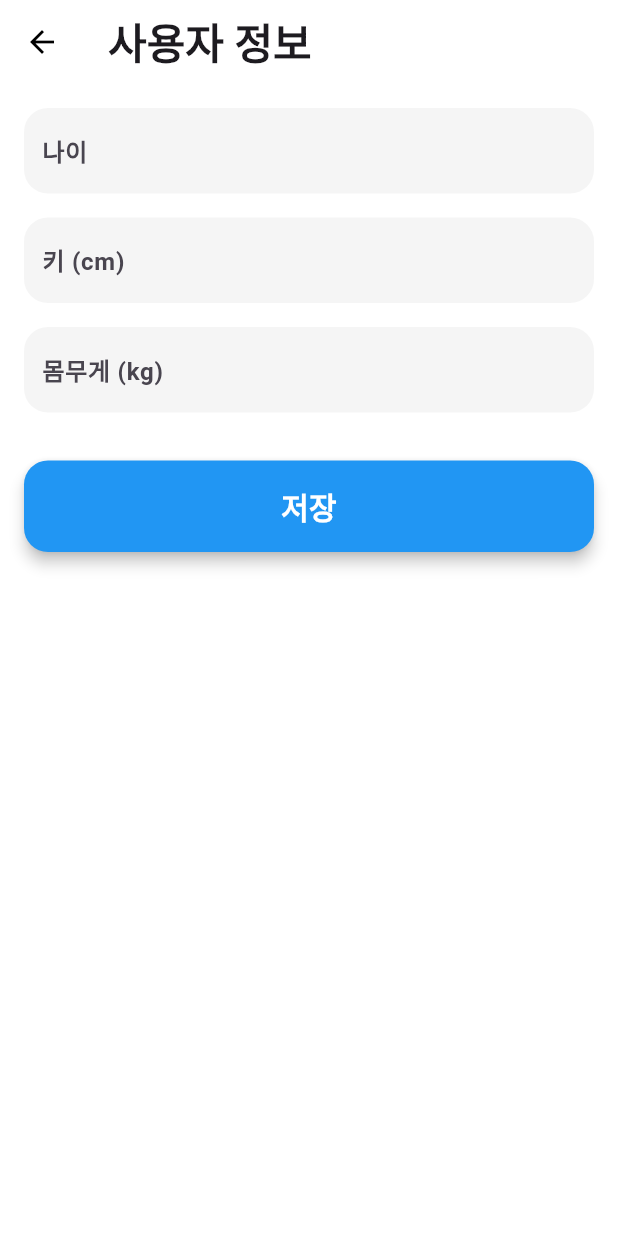
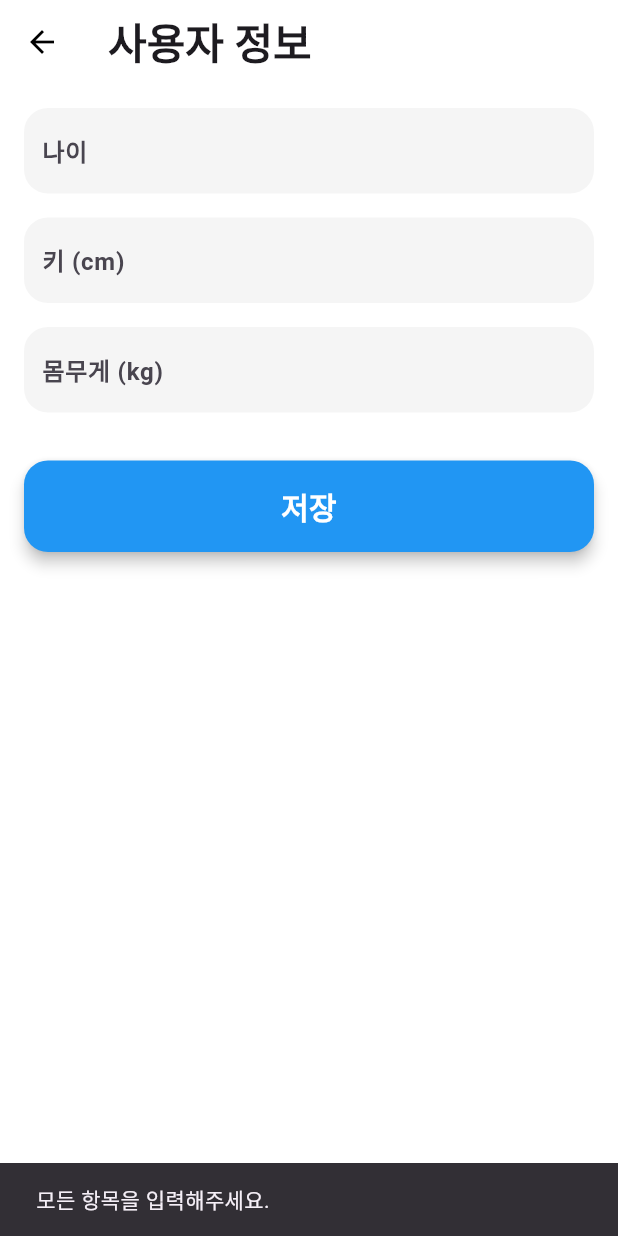
Before and after one commit to CBNU-younghun/OSS-TeamProject-app, a Flutter app: the UserInfoPage screen opened directly, after a tap on "저장", on a phone screen of 412 x 824 dp. Run offline on Flutter 3.47's test engine with Material 3 defaults, Android fonts, the phone set to English and light mode, and no system bars; our stand-ins replace fl_chart, flutter_neumorphic_plus, shared_preferences; accounts and stored records are empty; Roboto replaces fonts that are missing (Bebas Neue).

```diff
--- a/lib/user_info_page.dart
+++ b/lib/user_info_page.dart
@@ -1,4 +1,3 @@
-//사용자 정보 설정 페이지
 import 'package:flutter/material.dart'; // Flutter의 기본 위젯과 머티리얼 디자인 사용을 위해 임포트
 import 'package:shared_preferences/shared_preferences.dart'; // 로컬 저장소 접근을 위해 임포트
 
@@ -15,16 +14,51 @@ class _UserInfoPageState extends State<UserInfoPage> {
   final TextEditingController heightController = TextEditingController();
   final TextEditingController weightController = TextEditingController();
 
+  // BMI와 체중 분류를 저장하는 변수
+  double? bmi;
+  String? bmiCategory;
+
+  @override
+  void initState() {
+    super.initState();
+    _loadUserInfo(); // 위젯이 처음 생성될 때 저장된 사용자 정보를 로드
+  }
+
   // 사용자 정보를 저장하는 함수.
   void _saveUserInfo() async {
-    SharedPreferences prefs = await SharedPreferences.getInstance(); // SharedPreferences 인스턴스를 가져옴
-    await prefs.setInt('age', int.parse(ageController.text)); // 나이를 저장
-    await prefs.setDouble('height', double.parse(heightController.text)); // 키를 저장
-    await prefs.setDouble('weight', double.parse(weightController.text)); // 몸무게를 저장
-    // 정보가 저장되었다는 메시지를 화면에 표시
-    ScaffoldMessenger.of(context).showSnackBar(
-      SnackBar(content: Text('사용자 정보가 저장되었습니다.')),
-    );
+    if (ageController.text.isEmpty ||
+        heightController.text.isEmpty ||
+        weightController.text.isEmpty) {
+      ScaffoldMessenger.of(context).showSnackBar(
+        SnackBar(content: Text('모든 항목을 입력해주세요.')),
+      );
+      return;
+    }
+
+    try {
+      int age = int.parse(ageController.text);
+      double height = double.parse(heightController.text);
+      double weight = double.parse(weightController.text);
+
+      SharedPreferences prefs = await SharedPreferences.getInstance();
+      await prefs.setInt('age', age);
+      await prefs.setDouble('height', height);
+      await prefs.setDouble('weight', weight);
+
+      // BMI 계산 및 상태 업데이트
+      setState(() {
+        bmi = _calculateBMI(height, weight);
+        bmiCategory = _getBMICategory(bmi!);
+      });
+
+      ScaffoldMessenger.of(context).showSnackBar(
+        SnackBar(content: Text('사용자 정보가 저장되었습니다.')),
+      );
+    } catch (e) {
+      ScaffoldMessenger.of(context).showSnackBar(
+        SnackBar(content: Text('올바른 숫자를 입력해주세요.')),
+      );
+    }
   }
 
   // 저장된 사용자 정보를 로드하는 함수
@@ -35,13 +69,35 @@ class _UserInfoPageState extends State<UserInfoPage> {
       ageController.text = (prefs.getInt('age') ?? '').toString();
       heightController.text = (prefs.getDouble('height') ?? '').toString();
       weightController.text = (prefs.getDouble('weight') ?? '').toString();
+
+      // 키와 몸무게가 유효하면 BMI를 계산하고 상태를 업데이트
+      if (heightController.text.isNotEmpty && weightController.text.isNotEmpty) {
+        double? height = double.tryParse(heightController.text);
+        double? weight = double.tryParse(weightController.text);
+        if (height != null && weight != null) {
+          bmi = _calculateBMI(height, weight);
+          bmiCategory = _getBMICategory(bmi!);
+        }
+      }
     });
   }
 
-  @override
-  void initState() {
-    super.initState();
-    _loadUserInfo(); // 위젯이 처음 생성될 때 저장된 사용자 정보를 로드
+  // BMI를 계산하는 함수
+  double _calculateBMI(double heightCm, double weightKg) {
+    double heightM = heightCm / 100;
+    return weightKg / (heightM * heightM);
+  }
+
+  // BMI에 따른 카테고리를 반환하는 함수
+  String _getBMICategory(double bmi) {
+    if (bmi < 18.5)
+      return '저체중';
+    else if (bmi < 25)
+      return '정상';
+    else if (bmi < 30)
+      return '과체중';
+    else
+      return '비만';
   }
 
   @override
@@ -107,6 +163,23 @@ class _UserInfoPageState extends State<UserInfoPage> {
                 ),
               ),
             ),
+            // BMI 정보 표시
+            if (bmi != null && bmiCategory != null) ...[
+              SizedBox(height: 32.0),
+              Text(
+                'BMI: ${bmi!.toStringAsFixed(1)}',
+                style: TextStyle(
+                  fontSize: 22.0,
+                  fontWeight: FontWeight.bold,
+                ),
+              ),
+              Text(
+                '체중 분류: $bmiCategory',
+                style: TextStyle(
+                  fontSize: 20.0,
+                ),
+              ),
+            ]
           ],
         ),
       ),
```
